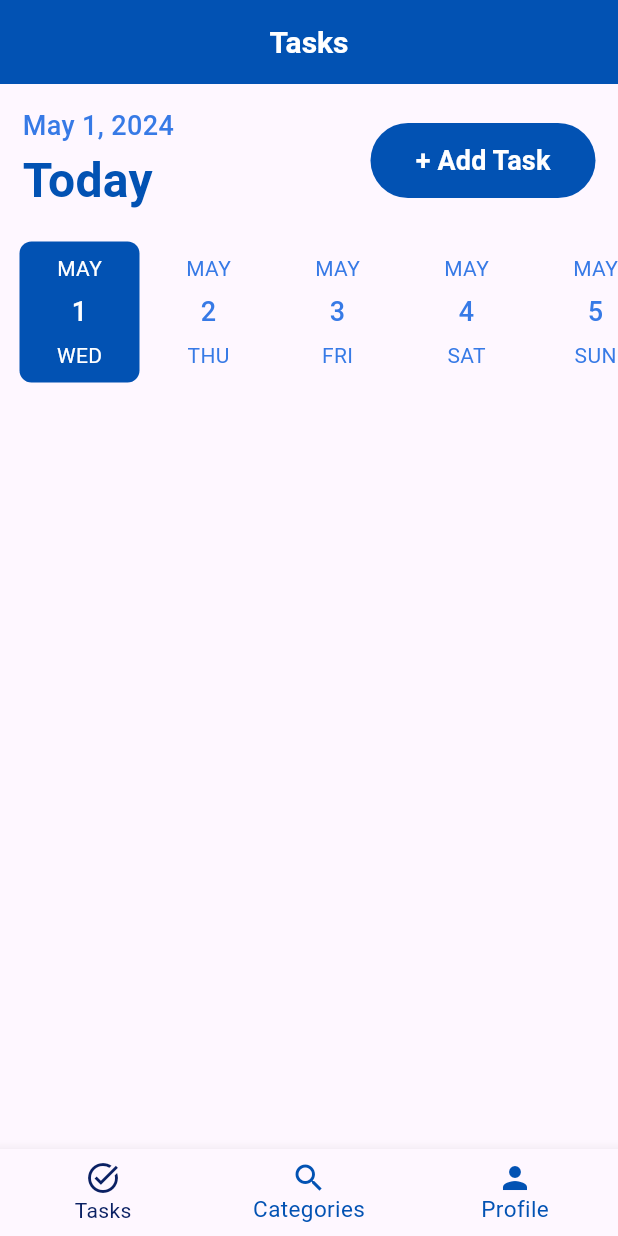
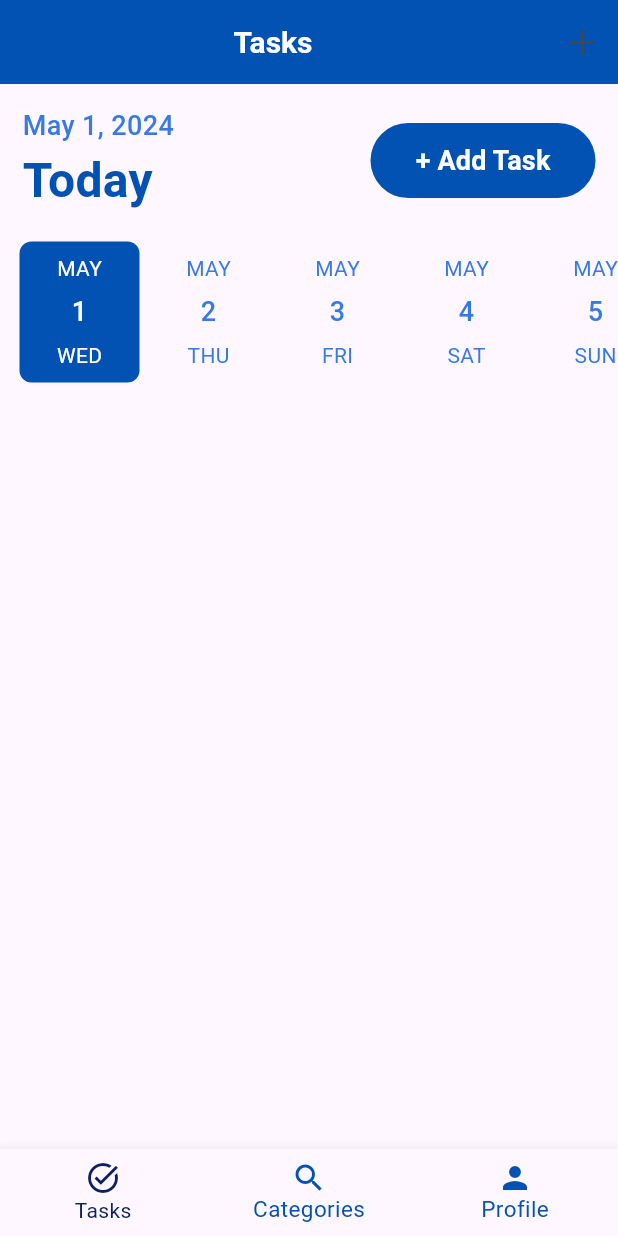
Before and after one commit to RanaMohamed24/Flutter-Project, a Flutter app: the DashboardPage screen opened directly, on a phone screen of 412 x 824 dp. Run offline on Flutter 3.47's test engine with Material 3 defaults, Android fonts, the phone set to English and light mode, and no system bars; drawn by our look-alikes of date_picker_timeline; our stand-ins replace bloc, cloud_firestore, device_preview, firebase_core, firebase_crashlytics, flutter_bloc and 2 more; accounts and stored records are empty.

Commit message:
try showing date

```diff
--- a/lib/features/dashboard/modules/users/model/repo/local_db_data.dart
+++ b/lib/features/dashboard/modules/users/model/repo/local_db_data.dart
@@ -1,5 +1,6 @@
 // ignore_for_file: prefer_interpolation_to_compose_strings
 
+import 'package:path/path.dart';
 import 'package:sqflite/sqflite.dart';
 
 import '../user_model.dart';
@@ -25,8 +26,8 @@ class DatabaseRepo extends ParentRepo {
     final String databasePath = await getDatabasesPath();
 
     //add your database files
-    final String path = databasePath + "/users.db";
-    // final path = join(databasePath, 'users.db');
+    // final String path = databasePath + "/users.db";
+    final path = join(databasePath, 'users.db');
 
     _database = await openDatabase(
       path,
--- a/lib/features/dashboard/modules/users/model/user_model.dart
+++ b/lib/features/dashboard/modules/users/model/user_model.dart
@@ -3,7 +3,7 @@ class UserModel {
   String? name;
   String? address;
 
-  UserModel({this.id, this.address, this.name});
+  UserModel({this.id, this.name, this.address});
 
   UserModel.fromJson(Map map) {
     id = map['id'].toString();
--- a/lib/features/dashboard/modules/users/view/user_page.dart
+++ b/lib/features/dashboard/modules/users/view/user_page.dart
@@ -16,7 +16,7 @@ class UserPage extends StatelessWidget {
           final UserCubit controller = context.read<UserCubit>();
           return Scaffold(
             body: state is UserLoading
-                ? const CircularProgressIndicator()
+                ? const Center(child: CircularProgressIndicator())
                 : state is UserEmpty
                     ? const Center(
                         child: Icon(
--- a/lib/features/dashboard/view/page/dashboard_page.dart
+++ b/lib/features/dashboard/view/page/dashboard_page.dart
@@ -1,9 +1,11 @@
 // ignore_for_file: unused_local_variable
 
+import 'package:flutter/cupertino.dart';
 import 'package:flutter/material.dart';
 import 'package:flutter_bloc/flutter_bloc.dart';
 import 'package:flutter_project/features/dashboard/controller/cubit/dashboard_cubit.dart';
 import 'package:flutter_project/features/dashboard/modules/Tasks/view/page/Tasks_page.dart';
+import 'package:flutter_project/features/dashboard/modules/users/view/user_page.dart';
 import 'package:flutter_project/theme.dart';
 
 class DashboardPage extends StatelessWidget {
@@ -31,13 +33,13 @@ class DashboardPage extends StatelessWidget {
                   ),
                 ),
               ),
-              // actions: [
-              //   IconButton(
-              //       onPressed: () {
-              //         Navigator.pushNamed(context, 'registration');
-              //       },
-              //       icon: const Icon(CupertinoIcons.add))
-              // ],
+              actions: [
+                IconButton(
+                    onPressed: () {
+                      Navigator.pushNamed(context, 'registration');
+                    },
+                    icon: const Icon(CupertinoIcons.add))
+              ],
             ),
             body: PageView(
               controller: controller.pageController,
@@ -45,7 +47,7 @@ class DashboardPage extends StatelessWidget {
               children: const [
                 TasksPage(),
                 Text("Categories"),
-                Text("Profile"),
+                UserPage(),
               ],
             ),
             bottomNavigationBar: BottomNavigationBar(
```
Also changed, not shown: lib/features/dashboard/modules/users/controller/cubit/user_cubit.dart (+6 -4 lines).
